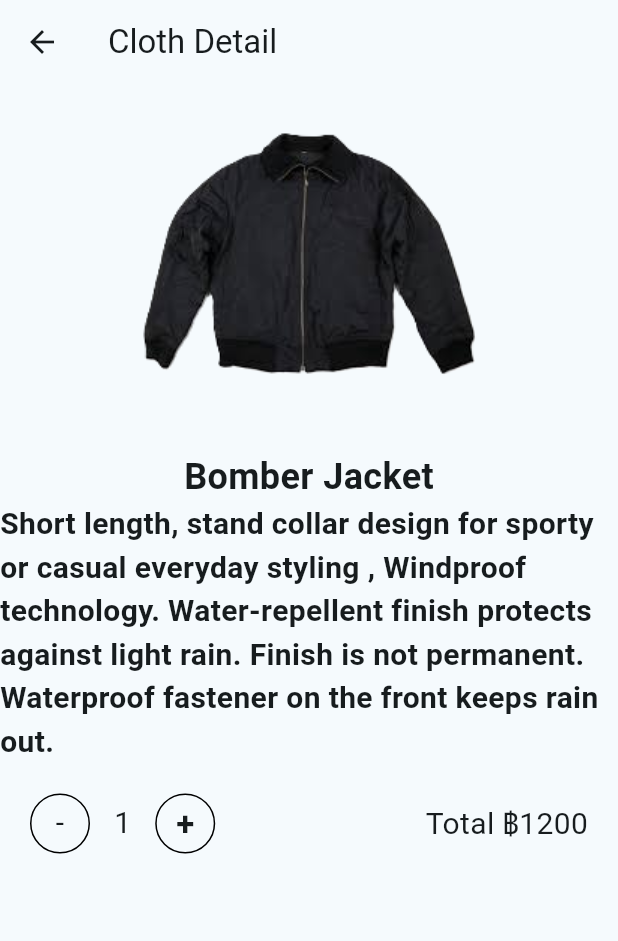
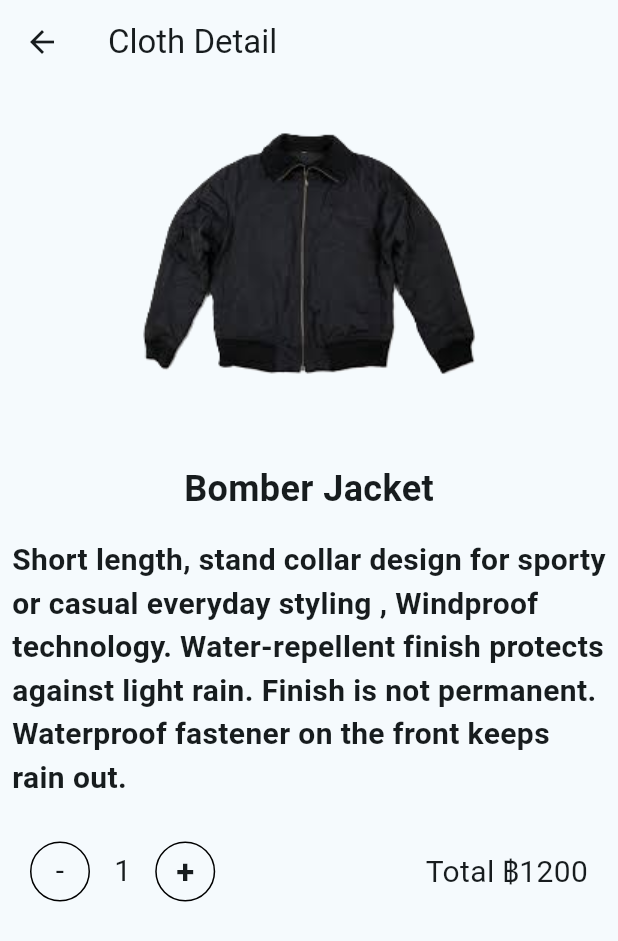
Before and after one commit to pongpak726/uniqlo, a Flutter app: the screen it shows after launch, after a tap on "Bomber Jacket", on a phone screen of 412 x 824 dp. Shown: the top 941 px of the screen. Run offline on Flutter 3.47's test engine with Material 3 defaults, Android fonts, the phone set to English and light mode, and no system bars; our stand-ins replace google_fonts.

Commit message:
paddingText

```diff
--- a/lib/cloth-detail.dart
+++ b/lib/cloth-detail.dart
@@ -28,18 +28,24 @@ class ClothDetailState extends State<ClothDetail>{
         children: [
         Image.asset(widget.cloth.imageUrl , fit: BoxFit.contain),
         const SizedBox(height: 20.0,),
-        Text(
+        Padding(
+          padding: const EdgeInsets.all(8.0),
+          child: Text(
             widget.cloth.imgLabel,
             style: const TextStyle(
               fontSize: 24.0,
               fontWeight: FontWeight.bold
             ),
           ),
-        Text(
+        ),
+        Padding(
+          padding: const EdgeInsets.all(8.0),
+          child: Text(
             widget.cloth.imageText,
             style: GoogleFonts.roboto(
               fontSize: 20.0,
               fontWeight:FontWeight.bold
+            ),
           ),
         ),
 
```
Lines whose indentation alone changed are shown as unchanged.
